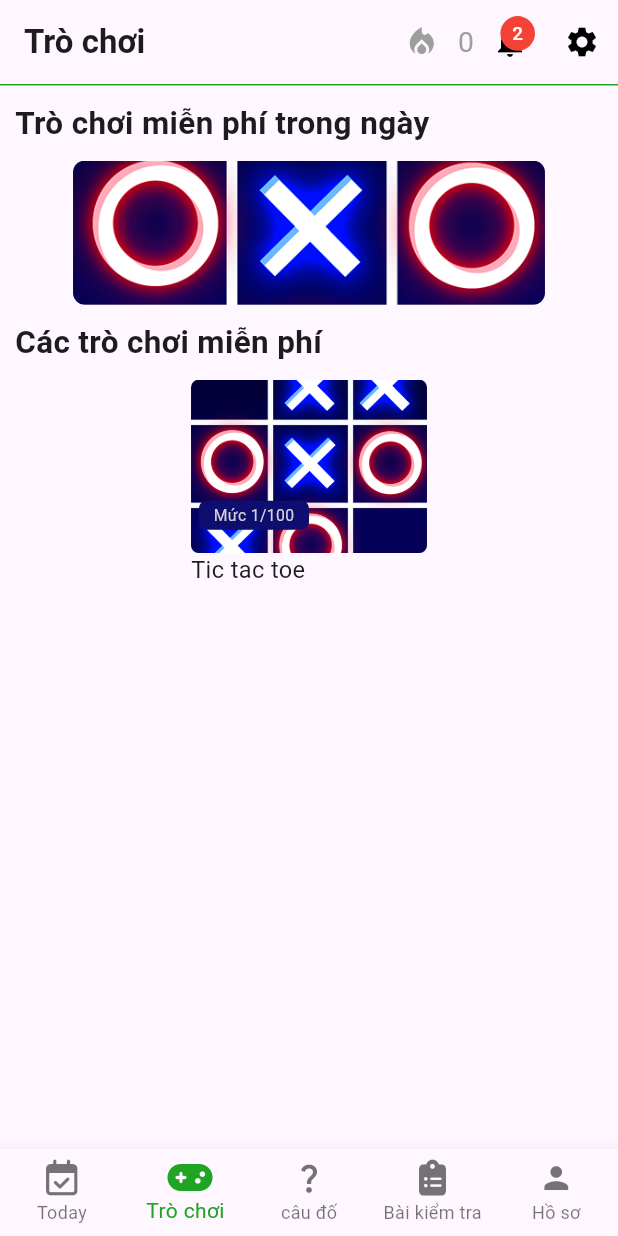
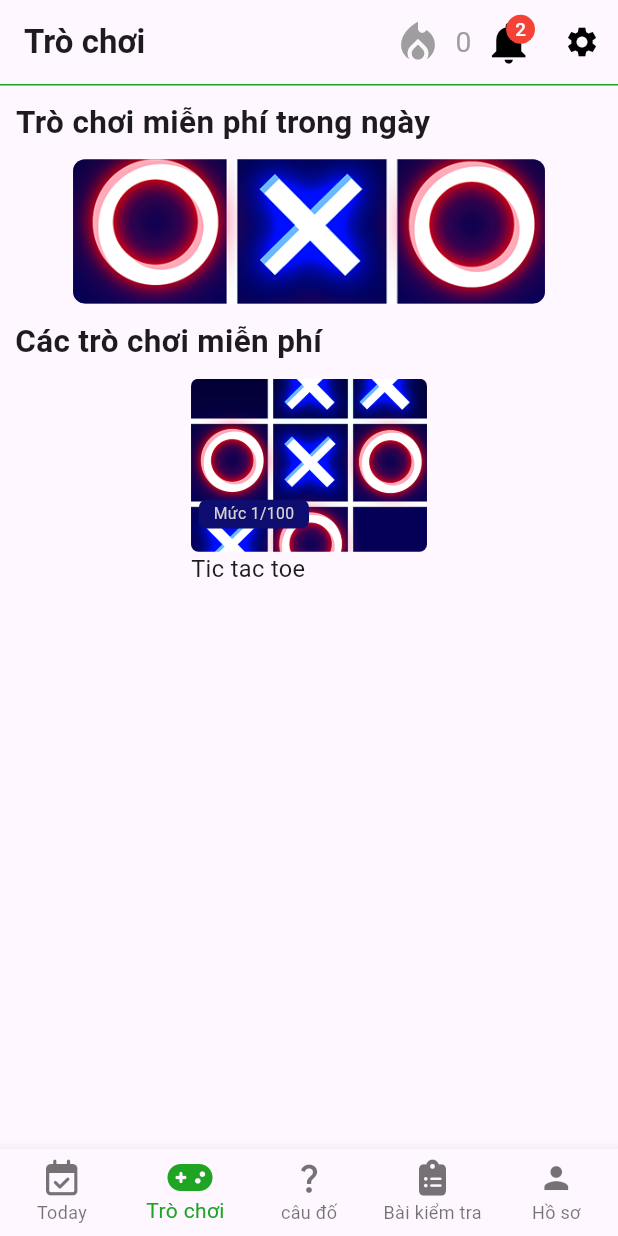
Before and after one commit to luongdangxt/game_caro, a Flutter app: the screen it shows after launch, item 2 of the bottom bar chosen, on a phone screen of 412 x 824 dp. Run offline on Flutter 3.47's test engine with Material 3 defaults, Android fonts, the phone set to English and light mode, and no system bars; our stand-ins replace flutter_screenutil, font_awesome_flutter.

Commit message:
update 2

```diff
--- a/flutter_application_1/lib/UI/game.dart
+++ b/flutter_application_1/lib/UI/game.dart
@@ -25,7 +25,10 @@ class _ScreenGameState extends State<ScreenGame> {
             height: 1.0,
           ),
           Container(
-            padding: const EdgeInsets.all(10),
+            padding: EdgeInsets.symmetric(
+                      horizontal: 10.w,
+                      vertical: 10.h,
+            ),
             child: Align(
               alignment: Alignment.centerLeft,
               child: Text(
--- a/flutter_application_1/lib/main.dart
+++ b/flutter_application_1/lib/main.dart
@@ -55,7 +55,7 @@ class _MyAppState extends State<MyApp> {
           Row(
             children: [
               IconButton(
-                icon: const Icon(Icons.local_fire_department, color: Colors.grey),
+                icon: Icon(Icons.local_fire_department, color: Colors.grey,size: 35.h),
                 onPressed: () {},
               ),
               Text(
@@ -68,14 +68,14 @@ class _MyAppState extends State<MyApp> {
               Stack(
                 children: [
                   IconButton(
-                    icon: const Icon(Icons.notifications, color: Colors.black),
+                    icon: Icon(Icons.notifications, color: Colors.black,size: 35.h),
                     onPressed: () {},
                   ),
                   Positioned(
                     right: 7.w,
                     top: 7.h,
                     child: CircleAvatar(
-                      radius: 12.r,
+                      radius: 10.r,
                       backgroundColor: Colors.red,
                       child: Text(
                         '2',
```
